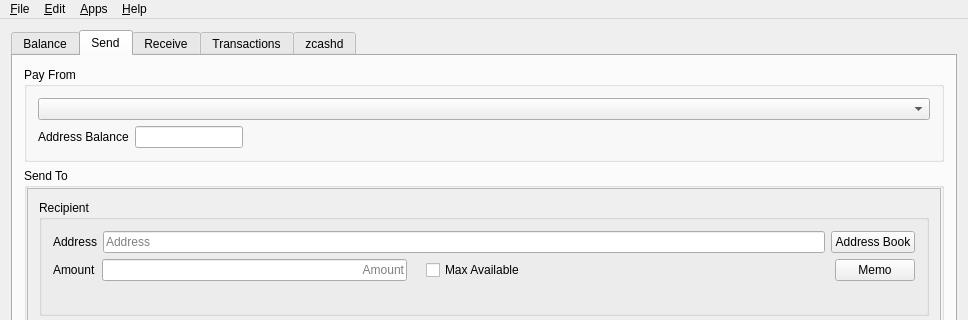
This is src/mainwindow.ui in z-bitcoinz/BitcoinZ_Blue as Qt 5 draws it before an edit; both pictures show x 0 to 968 and y 0 to 320 of the 968 by 616 pixel window. The edited form follows.
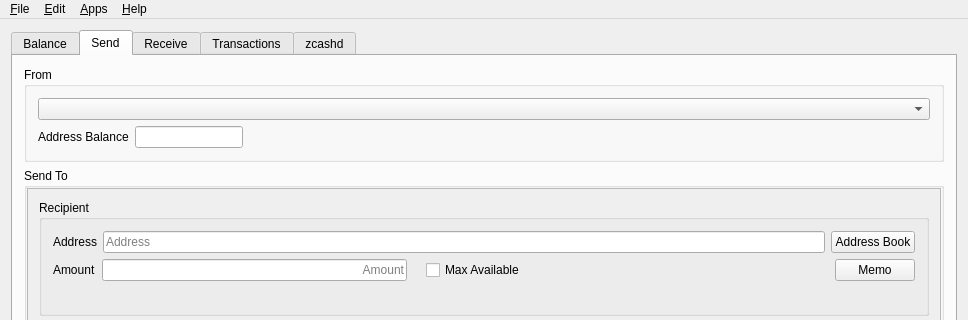
This is the edited form. The open tabs and pages were chosen to show the change. Icons and pictures are not drawn. Custom widgets are drawn as their Qt base class.

Commit message: Force refresh after settings update

```diff
--- a/src/mainwindow.ui
+++ b/src/mainwindow.ui
@@ -249,7 +249,7 @@
            <bool>false</bool>
           </property>
           <property name="title">
-           <string>Pay From</string>
+           <string>From</string>
           </property>
           <property name="flat">
            <bool>false</bool>
```
Left out of the diff: 4 changed lines with no effect on the pictures. The commit also changes 1 other file.
